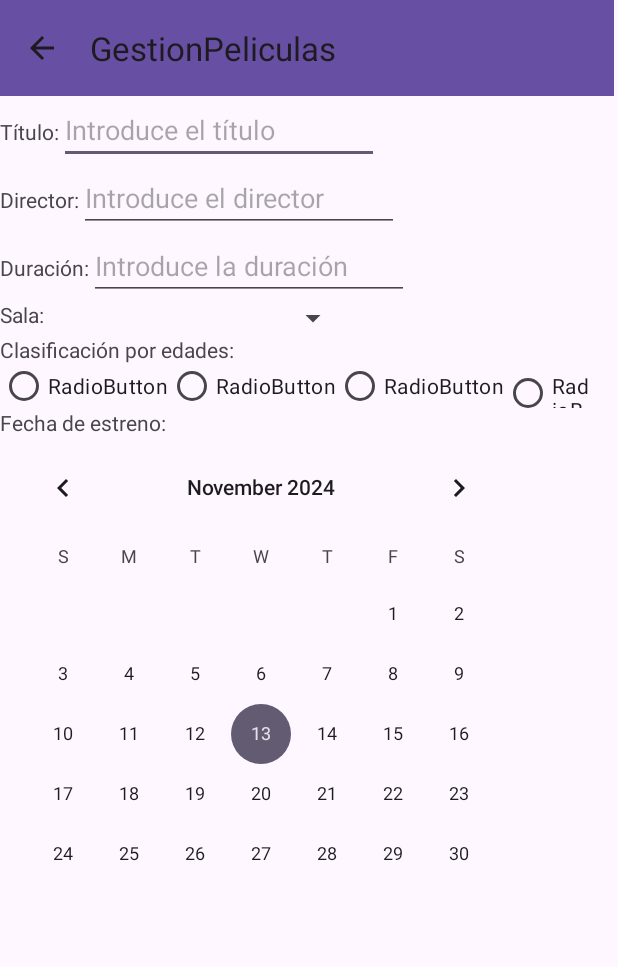
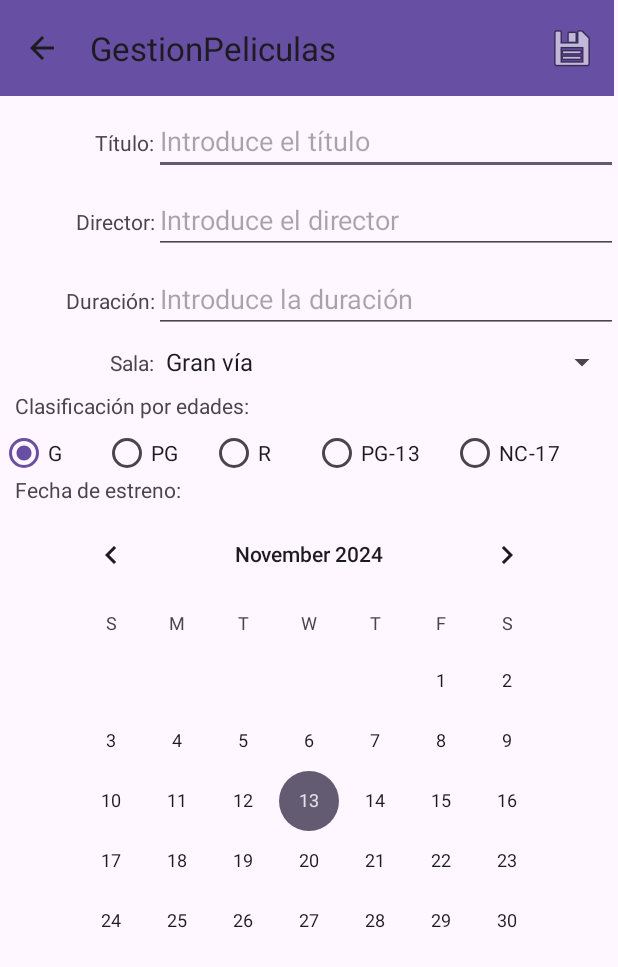
Before and after one commit to Adrisedona/EjercicioPeliculasAndroid, an Android app: the NuevaPelicula screen opened directly, with no data from a screen before it, on a phone screen of 412 x 824 dp. Shown: the top 967 px of the screen. Run offline under Robolectric (Android 15) with nearby library versions, the phone set to English and light mode, and no system bars; 5 statements that could not run were skipped.

Commit message:
13/11/2024 guardado de datos de la nueva pelicula pendiente

```diff
--- a/app/src/main/java/com/example/gestionpeliculas/MyAdapterMain.java
+++ b/app/src/main/java/com/example/gestionpeliculas/MyAdapterMain.java
@@ -82,6 +82,8 @@ public class MyAdapterMain extends RecyclerView.Adapter<MyAdapterMain.MyViewHold
 				setSelectedPos(posPulsada);
 				if (selectedPos>RecyclerView.NO_POSITION) {
 					txtTituloMain.setText(peliculas.get(selectedPos).getTitulo());
+				} else {
+					txtTituloMain.setText("");
 				}
 			});
 
--- a/app/src/main/java/com/example/gestionpeliculas/NuevaPelicula.java
+++ b/app/src/main/java/com/example/gestionpeliculas/NuevaPelicula.java
@@ -1,8 +1,21 @@
 package com.example.gestionpeliculas;
 
 import android.os.Bundle;
+import android.view.Menu;
+import android.view.MenuInflater;
+import android.view.MenuItem;
+import android.view.View;
+import android.widget.AdapterView;
+import android.widget.ArrayAdapter;
+import android.widget.CalendarView;
+import android.widget.EditText;
+import android.widget.RadioGroup;
+import android.widget.Spinner;
+import android.widget.TextView;
+import android.widget.Toast;
 
 import androidx.activity.EdgeToEdge;
+import androidx.annotation.NonNull;
 import androidx.appcompat.app.ActionBar;
 import androidx.appcompat.app.AppCompatActivity;
 import androidx.appcompat.widget.Toolbar;
@@ -10,9 +23,23 @@ import androidx.core.graphics.Insets;
 import androidx.core.view.ViewCompat;
 import androidx.core.view.WindowInsetsCompat;
 
+import java.util.Date;
+import java.util.HashMap;
+
 public class NuevaPelicula extends AppCompatActivity {
 
 	Toolbar tlbNuevaPelicula;
+	String[] salas;
+	Spinner spinner;
+	boolean muestra;
+	Pelicula nuevaPelicula;
+	EditText txtTitulo;
+	EditText txtDirector;
+	EditText txtDuracion;
+	RadioGroup rdg;
+	CalendarView cld;
+
+	HashMap<Integer,Integer> clasis;
 
 	@Override
 	protected void onCreate(Bundle savedInstanceState) {
@@ -25,9 +52,61 @@ public class NuevaPelicula extends AppCompatActivity {
 			return insets;
 		});
 
+		nuevaPelicula = new Pelicula();
+
 		tlbNuevaPelicula = findViewById(R.id.tlbNuevaPelicula);
 		setSupportActionBar(tlbNuevaPelicula);
 		ActionBar ctb = getSupportActionBar();
 		ctb.setDisplayHomeAsUpEnabled(true);
+
+		txtTitulo = findViewById(R.id.dtxtTitulo);
+		txtDirector = findViewById(R.id.dtxtDirector);
+		txtDuracion = findViewById(R.id.dtxtDuracion);
+		rdg = findViewById(R.id.rdg);
+		cld = findViewById(R.id.cld);
+
+		muestra = true;
+
+		salas = getResources().getStringArray(R.array.salas);
+		spinner = findViewById(R.id.spinner);
+		ArrayAdapter<String> arrayAdapter = new ArrayAdapter<>(this, android.R.layout.simple_spinner_item,salas);
+		spinner.setAdapter(arrayAdapter);
+		spinner.setOnItemSelectedListener(new AdapterView.OnItemSelectedListener() {
+			@Override
+			public void onItemSelected(AdapterView<?> adapterView, View view, int i, long l) {
+				if (!muestra) muestra = true;
+				else {
+					nuevaPelicula.setSala(adapterView.getItemAtPosition(i).toString());
+				}
+			}
+
+			@Override
+			public void onNothingSelected(AdapterView<?> adapterView) {
+
+			}
+		});
+
+		clasis.put(R.id.rdbG, R.drawable.g);
+		clasis.put(R.id.rdbPG, R.drawable.pg);
+		clasis.put(R.id.rdbR, R.drawable.r);
+		clasis.put(R.id.rdbPG13, R.drawable.pg13);
+		clasis.put(R.id.rdbNC17, R.drawable.nc17);
+	}
+
+	@Override
+	public boolean onCreateOptionsMenu(Menu menu) {
+		MenuInflater menuInflater=getMenuInflater();
+		menuInflater.inflate(R.menu.menu_con_guardado,menu);
+		return true;
+	}
+
+	@Override
+	public boolean onOptionsItemSelected(@NonNull MenuItem item) {
+		int id = item.getItemId();
+		if (id == R.id.mntGuardar) {
+
+
+		}
+		return super.onOptionsItemSelected(item);
 	}
 }
--- a/app/src/main/java/com/example/gestionpeliculas/Pelicula.java
+++ b/app/src/main/java/com/example/gestionpeliculas/Pelicula.java
@@ -23,6 +23,17 @@ public class Pelicula implements Serializable{
         this.sala=sala;
         this.titulo=titulo;
         this.duracion=duracion;
+        this.favorita=false;
+    }
+
+    public Pelicula() {
+        this.clasi=0;
+        this.director="";
+        this.fecha=new Date();
+        this.portada=R.drawable.sincara;
+        this.sala="";
+        this.titulo="";
+        this.duracion=0;
         this.favorita=false;
     }
 
--- a/app/src/main/res/layout/activity_nueva_pelicula.xml
+++ b/app/src/main/res/layout/activity_nueva_pelicula.xml
@@ -19,18 +19,22 @@
     <LinearLayout
         android:layout_width="match_parent"
         android:layout_height="wrap_content"
-        android:orientation="horizontal">
+        android:orientation="horizontal"
+        android:paddingTop="7dp">
 
         <TextView
             android:id="@+id/txtTitulo"
-            android:layout_width="wrap_content"
+            android:layout_width="0dp"
             android:layout_height="wrap_content"
-            android:text="Título:" />
+            android:layout_weight=".25"
+            android:text="Título:"
+            android:textAlignment="textEnd" />
 
         <EditText
             android:id="@+id/dtxtTitulo"
-            android:layout_width="wrap_content"
+            android:layout_width="0dp"
             android:layout_height="wrap_content"
+            android:layout_weight=".75"
             android:ems="10"
             android:hint="Introduce el título"
             android:inputType="text" />
@@ -39,18 +43,22 @@
     <LinearLayout
         android:layout_width="match_parent"
         android:layout_height="wrap_content"
-        android:orientation="horizontal">
+        android:orientation="horizontal"
+        android:paddingTop="7dp">
 
         <TextView
             android:id="@+id/txtDirector"
-            android:layout_width="wrap_content"
+            android:layout_width="0dp"
             android:layout_height="wrap_content"
-            android:text="Director:" />
+            android:layout_weight=".25"
+            android:text="Director:"
+            android:textAlignment="textEnd" />
 
         <EditText
             android:id="@+id/dtxtDirector"
-            android:layout_width="wrap_content"
+            android:layout_width="0dp"
             android:layout_height="wrap_content"
+            android:layout_weight=".75"
             android:ems="10"
             android:hint="Introduce el director"
             android:inputType="text" />
@@ -60,18 +68,22 @@
     <LinearLayout
         android:layout_width="match_parent"
         android:layout_height="wrap_content"
-        android:orientation="horizontal">
+        android:orientation="horizontal"
+        android:paddingTop="7dp">
 
         <TextView
             android:id="@+id/txtDuracion"
-            android:layout_width="wrap_content"
+            android:layout_width="0dp"
             android:layout_height="wrap_content"
-            android:text="Duración:" />
+            android:layout_weight=".25"
+            android:text="Duración:"
+            android:textAlignment="textEnd" />
 
         <EditText
             android:id="@+id/dtxtDuracion"
-            android:layout_width="wrap_content"
+            android:layout_width="0dp"
             android:layout_height="wrap_content"
+            android:layout_weight=".75"
             android:ems="10"
             android:hint="Introduce la duración"
             android:inputType="number" />
@@ -80,65 +92,105 @@
     <LinearLayout
         android:layout_width="match_parent"
         android:layout_height="wrap_content"
-        android:orientation="horizontal">
+        android:orientation="horizontal"
+        android:paddingTop="7dp">
 
         <TextView
             android:id="@+id/txtSala"
-            android:layout_width="wrap_content"
+            android:layout_width="0dp"
             android:layout_height="wrap_content"
-            android:text="Sala:" />
+            android:layout_weight=".25"
+            android:text="Sala:"
+            android:textAlignment="textEnd" />
 
         <Spinner
             android:id="@+id/spinner"
-            android:layout_width="203dp"
-            android:layout_height="23dp" />
+            android:layout_width="0dp"
+            android:layout_height="wrap_content"
+            android:layout_weight=".75" />
     </LinearLayout>
+
+    <LinearLayout
+        android:layout_width="match_parent"
+        android:layout_height="wrap_content"
+        android:orientation="horizontal"
+        android:paddingTop="7dp">
 
         <TextView
             android:id="@+id/txtClasificacionEdades"
             android:layout_width="wrap_content"
             android:layout_height="wrap_content"
+            android:paddingLeft="10dp"
             android:text="Clasificación por edades:" />
+    </LinearLayout>
+
+    <LinearLayout
+        android:layout_width="match_parent"
+        android:layout_height="wrap_content"
+        android:orientation="horizontal"
+        android:paddingTop="7dp">
 
         <RadioGroup
+            android:id="@+id/rdg"
             android:layout_width="394dp"
             android:layout_height="29dp"
             android:orientation="horizontal">
 
             <RadioButton
-            android:id="@+id/radioButton"
+                android:id="@+id/rdbG"
                 android:layout_width="wrap_content"
                 android:layout_height="match_parent"
-            android:text="RadioButton" />
+                android:layout_weight="1"
+                android:checked="true"
+                android:text="G" />
 
             <RadioButton
-            android:id="@+id/radioButton4"
+                android:id="@+id/rdbPG"
                 android:layout_width="wrap_content"
                 android:layout_height="wrap_content"
-            android:text="RadioButton" />
+                android:layout_weight="1"
+                android:text="PG" />
 
             <RadioButton
-            android:id="@+id/radioButton3"
+                android:id="@+id/rdbR"
                 android:layout_width="wrap_content"
                 android:layout_height="wrap_content"
-            android:text="RadioButton" />
+                android:layout_weight="1"
+                android:text="R" />
 
             <RadioButton
-            android:id="@+id/radioButton2"
+                android:id="@+id/rdbPG13"
                 android:layout_width="wrap_content"
                 android:layout_height="wrap_content"
-            android:text="RadioButton" />
+                android:layout_weight="1"
+                android:text="PG-13" />
+
+            <RadioButton
+                android:id="@+id/rdbNC17"
+                android:layout_width="wrap_content"
+                android:layout_height="wrap_content"
+                android:layout_weight="1"
+                android:text="NC-17" />
         </RadioGroup>
+    </LinearLayout>
+
+    <LinearLayout
+        android:layout_width="match_parent"
+        android:layout_height="match_parent"
+        android:orientation="vertical">
 
         <TextView
             android:id="@+id/txtFechaEstreno"
             android:layout_width="wrap_content"
             android:layout_height="wrap_content"
+            android:paddingLeft="10dp"
             android:text="Fecha de estreno:" />
 
         <CalendarView
-        android:id="@+id/calendarView"
+            android:id="@+id/cld"
             android:layout_width="wrap_content"
-        android:layout_height="wrap_content" />
+            android:layout_height="wrap_content"
+            android:layout_gravity="center_horizontal" />
+    </LinearLayout>
 
 </LinearLayout>
--- a/app/src/main/res/values/strings.xml
+++ b/app/src/main/res/values/strings.xml
@@ -1,3 +1,10 @@
 <resources>
     <string name="app_name">GestionPeliculas</string>
+    <string-array name="salas">
+        <item>Gran vía</item>
+        <item>Travesía</item>
+        <item>Plaza elíptica</item>
+        <item>Vialia</item>
+        <item>Multicines Norte</item>
+    </string-array>
 </resources>
```
Lines whose indentation alone changed are shown as unchanged.
